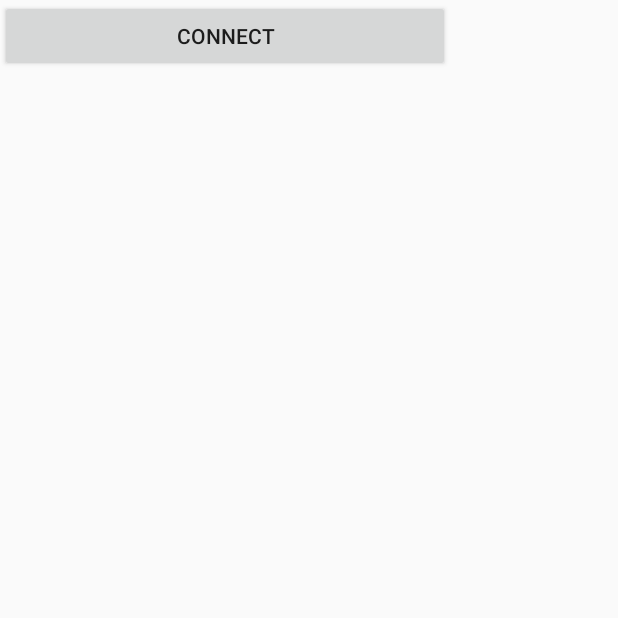
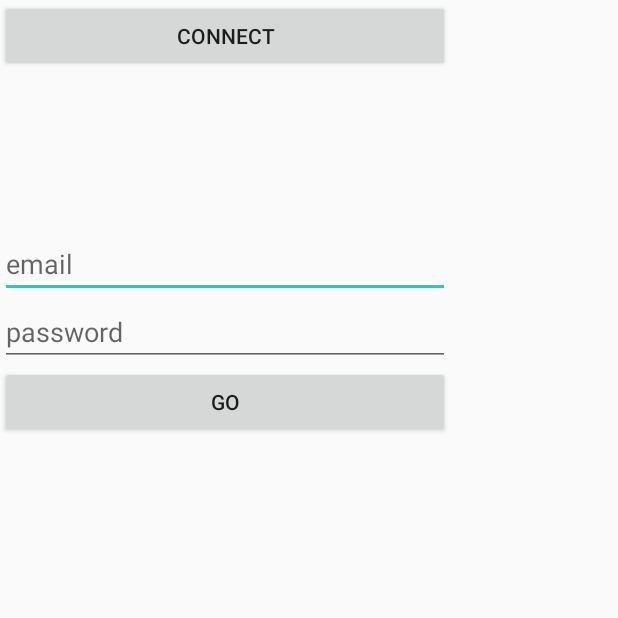
Before and after one commit to RomanPanshin/XClass, an Android app: the screen it shows after launch (MainActivity), on a phone screen of 412 x 824 dp, the top half of it. Run offline under Robolectric (Android 15) with nearby library versions, the phone set to English and light mode, and no system bars.

Commit message:
Second compile version

```diff
--- a/app/src/main/AndroidManifest.xml
+++ b/app/src/main/AndroidManifest.xml
@@ -1,9 +1,11 @@
 <?xml version="1.0" encoding="utf-8"?>
 <manifest xmlns:android="http://schemas.android.com/apk/res/android"
+
     package="com.example.serverexample">
 
     <uses-permission android:name="android.permission.INTERNET" />
     <uses-permission android:name="android.permission.ACCESS_NETWORK_STATE" />
+
 
     <application
         android:usesCleartextTraffic="true"
@@ -13,6 +15,7 @@
         android:roundIcon="@mipmap/ic_launcher_round"
         android:supportsRtl="true"
         android:theme="@style/AppTheme">
+        <uses-library android:name="org.apache.http.legacy" android:required="false"/>
         <activity android:name=".MainActivity">
             <intent-filter>
                 <action android:name="android.intent.action.MAIN" />
--- a/app/src/main/java/com/example/serverexample/FetchingData.java
+++ b/app/src/main/java/com/example/serverexample/FetchingData.java
@@ -16,13 +16,12 @@ import java.net.URL;
 
 public class FetchingData extends AsyncTask<Void, Void, Void> {
     String data = "";
-   // String singleData = "";
     String parsedData = "";
+    private static final String adress = "http://borovik.fun:8080/auth";
     @Override
     protected Void doInBackground(Void... voids) {
         try {
-            URL url = new URL("http://borovik.fun:8080/auth");
-
+            URL url = new URL(adress);
             HttpURLConnection httpURLConnection = (HttpURLConnection) url.openConnection();
             InputStream inputStream = httpURLConnection.getInputStream();
             BufferedReader bufferedReader = new BufferedReader(new InputStreamReader(inputStream));
--- a/app/src/main/java/com/example/serverexample/MainActivity.java
+++ b/app/src/main/java/com/example/serverexample/MainActivity.java
@@ -5,12 +5,17 @@ import android.app.Activity;
 import android.os.Bundle;
 import android.view.View;
 import android.widget.Button;
+import android.widget.EditText;
 import android.widget.TextView;
+import android.widget.Toast;
 
 
 public class MainActivity extends Activity {
-    public Button connectButton;
-   public static TextView data;
+    public Button connectButton, postButton;
+   public static TextView data, jj;
+   public EditText emailTxt, passwordTxt;
+   public  String emailString="", passwordString="";
+   public static String answer="";
 
     @Override
     public void onCreate(Bundle savedInstanceState) {
@@ -19,7 +24,11 @@ public class MainActivity extends Activity {
         setContentView(R.layout.activity_main);
 
         connectButton =  findViewById(R.id.connect);
+        postButton =  findViewById(R.id.post);
+        emailTxt =  findViewById(R.id.email);
+        passwordTxt =  findViewById(R.id.password);
         data =  findViewById(R.id.data);
+        jj =  findViewById(R.id.txt3);
 
         connectButton.setOnClickListener(new View.OnClickListener() {
 
@@ -29,5 +38,22 @@ public class MainActivity extends Activity {
             process.execute();
             }
         });
+
+        postButton.setOnClickListener(new View.OnClickListener() {
+
+            @Override
+            public void onClick(View v) {
+            emailString = emailTxt.getText().toString();
+            passwordString = passwordTxt.getText().toString();
+            FetchingResponse.emailTxt = emailString;
+            FetchingResponse.passwordTxt = passwordString;
+                FetchingResponse process = new FetchingResponse();
+                process.execute();
+
+             //   Toast toast = Toast.makeText(getApplicationContext(), answer, Toast.LENGTH_LONG);
+                //toast.show();
+            }
+        });
+
     }
 }
--- a/app/src/main/res/layout/activity_main.xml
+++ b/app/src/main/res/layout/activity_main.xml
@@ -15,5 +15,27 @@
 
         android:id="@+id/data"
         android:layout_width="300dp"
-        android:layout_height="616dp"/>
+        android:layout_height="105dp" />
+
+    <EditText
+        android:id="@+id/email"
+        android:layout_width="match_parent"
+        android:layout_height="match_parent"
+        android:hint="email"/>
+
+    <EditText
+        android:id="@+id/password"
+        android:layout_width="match_parent"
+        android:layout_height="match_parent"
+        android:hint="password"/>
+    <Button
+        android:id="@+id/post"
+        android:layout_width="match_parent"
+        android:layout_height="match_parent"
+        android:text="Go"/>
+<TextView
+    android:id="@+id/txt3"
+    android:layout_width="match_parent"
+    android:layout_height="match_parent"/>
+
 </LinearLayout>
```
Also changed, not shown: app/src/main/java/com/example/serverexample/FetchingResponse.java (added, +67 -0 lines).
